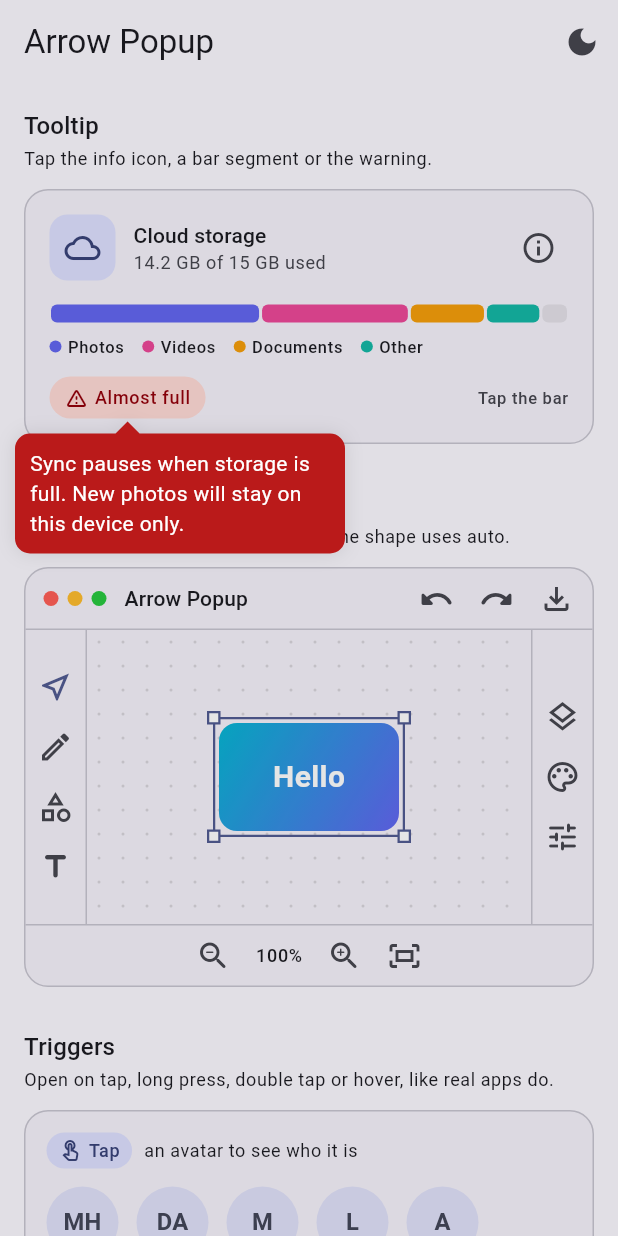
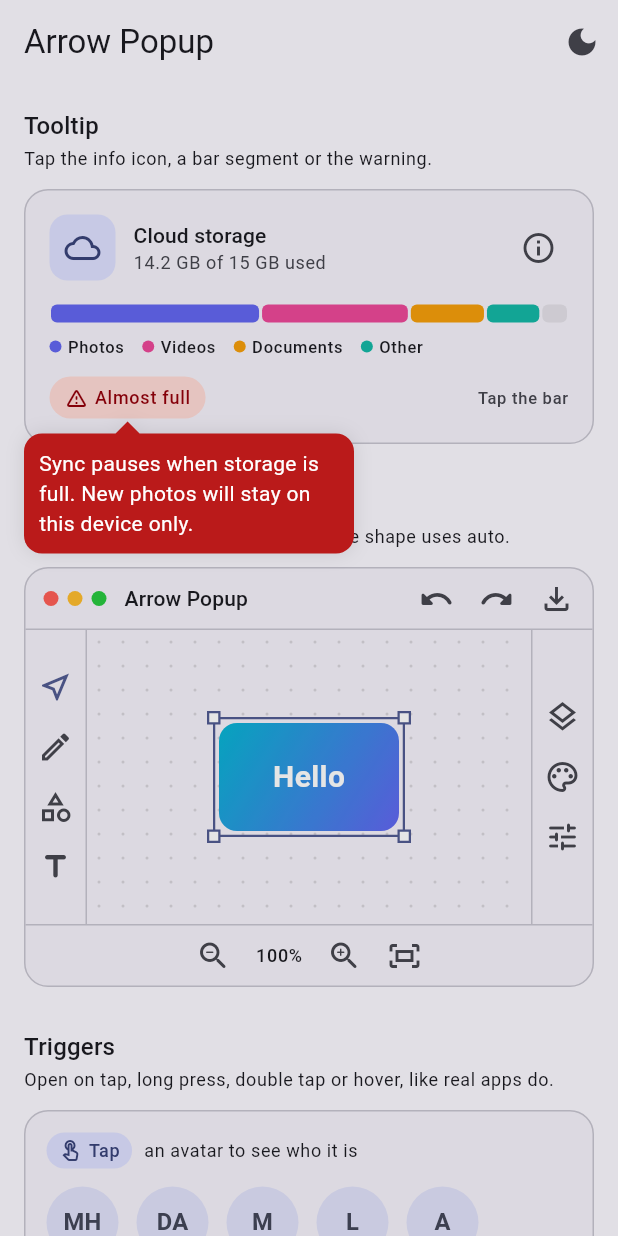
Before and after one commit to mrrhak/arrow_popup, a Flutter app: the screen it shows after launch, after a tap on "Almost full", on a phone screen of 412 x 824 dp. Run offline on Flutter 3.47's test engine with Material 3 defaults, Android fonts, the phone set to English and light mode, and no system bars.

Commit message:
feat(popup): change ArrowPopupStyle defaults and release 1.0.1
  - borderRadius 10 -> 12
  - padding EdgeInsets.all(8) -> EdgeInsets.zero
  - screenMargin 10 -> 16

  Pass the old values to keep the previous look. The README examples now
  pad their content, and a test pins the new defaults.

```diff
--- a/example/pubspec.yaml
+++ b/example/pubspec.yaml
@@ -2,7 +2,7 @@ name: example
 description: Demo app for the arrow_popup package.
 publish_to: 'none'
 
-version: 1.0.0+1
+version: 1.0.1+1
 
 environment:
   sdk: ^3.13.5
--- a/lib/src/config/style.dart
+++ b/lib/src/config/style.dart
@@ -27,13 +27,13 @@ class ArrowPopupStyle extends ThemeExtension<ArrowPopupStyle> {
   const ArrowPopupStyle({
     this.color,
     this.border = BorderSide.none,
-    this.borderRadius = 10,
-    this.padding = const EdgeInsets.all(8),
+    this.borderRadius = 12,
+    this.padding = EdgeInsets.zero,
     this.shadows = const [BoxShadow(color: Color(0x1A000000), blurRadius: 10)],
     this.showArrow = true,
     this.arrowSize = const Size(16, 8),
     this.gap = 2,
-    this.screenMargin = 10,
+    this.screenMargin = 16,
     this.maxWidth = double.infinity,
     this.maxHeight = double.infinity,
     this.clipBehavior = Clip.none,
--- a/pubspec.yaml
+++ b/pubspec.yaml
@@ -1,6 +1,6 @@
 name: arrow_popup
 description: A popup bubble with an arrow that points at any widget. Use it for tooltips, popovers, menus and dropdowns, with automatic placement and a controller.
-version: 1.0.0
+version: 1.0.1
 homepage: https://mrrhak.com
 repository: https://github.com/mrrhak/arrow_popup
 issue_tracker: https://github.com/mrrhak/arrow_popup/issues
```
Also changed, not shown: example/pubspec.lock, 5 other files.
